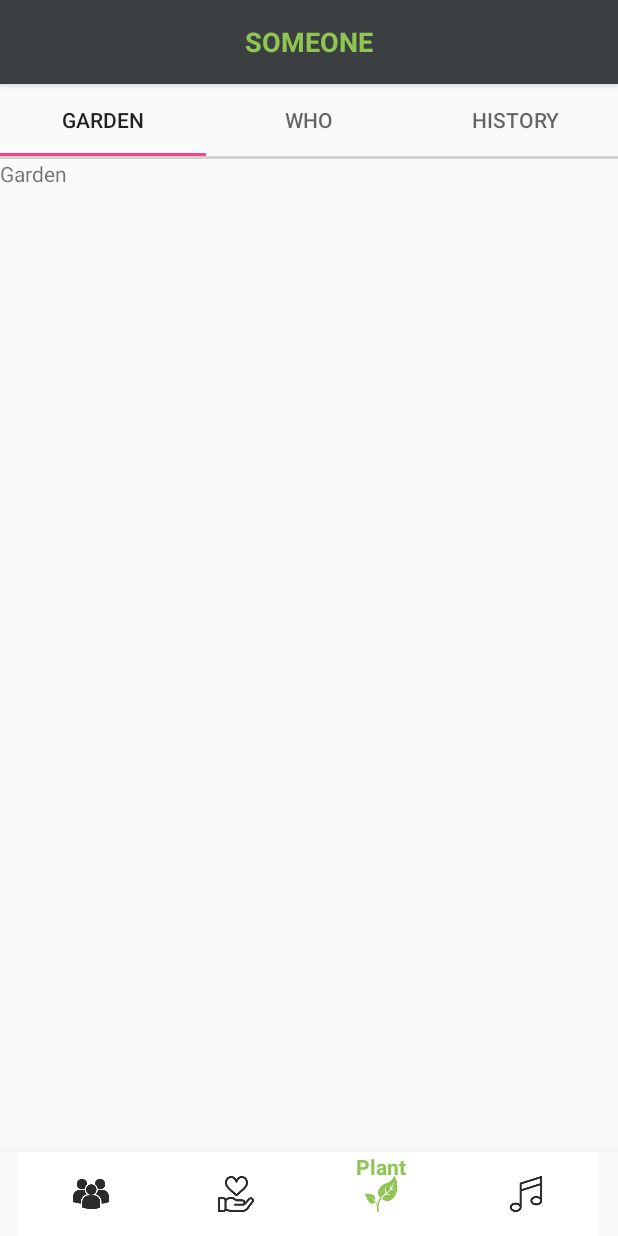
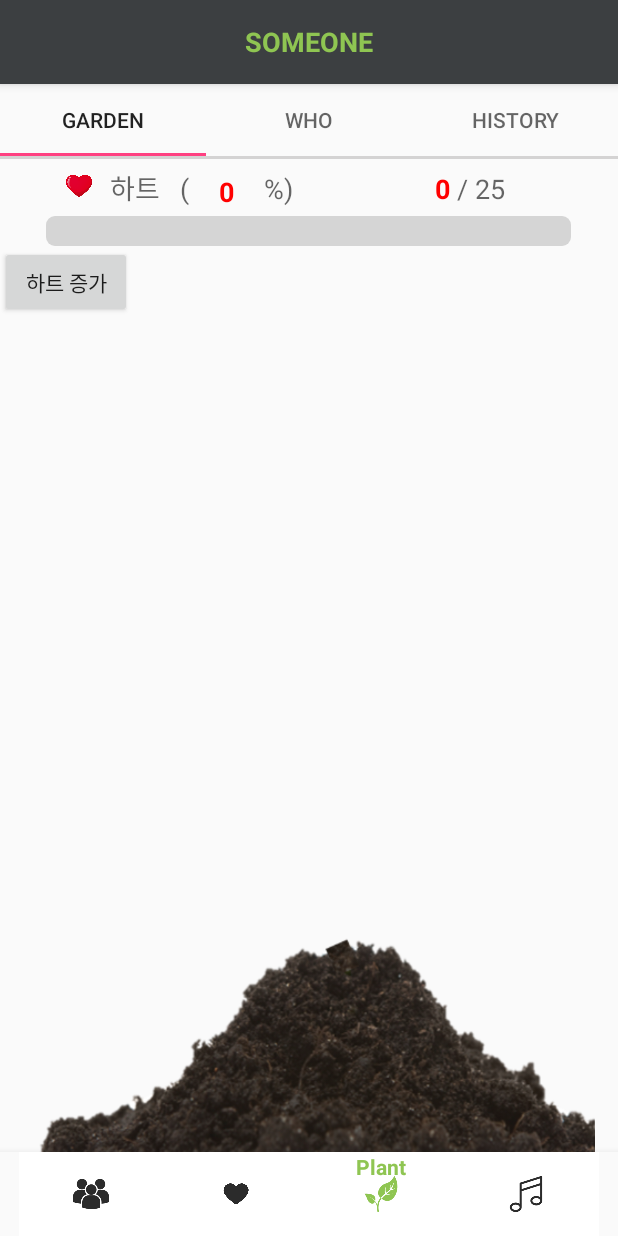
Before and after one commit to Jihyeon-Yoon/SomeoneLovesYou, an Android app: the MainActivity screen opened directly, with no data from a screen before it, item 3 of the bottom bar chosen, on a phone screen of 412 x 824 dp. Run offline under Robolectric (Android 15) with nearby library versions, the light colour scheme and no system bars; 2 statements that could not run were skipped.

Commit message:
plant_garden
plant_garden

```diff
--- a/app/src/main/java/com/ssy/graduationwork/someonelovesyou/PlantGarden.java
+++ b/app/src/main/java/com/ssy/graduationwork/someonelovesyou/PlantGarden.java
@@ -6,6 +6,10 @@ import android.support.v4.app.Fragment;
 import android.view.LayoutInflater;
 import android.view.View;
 import android.view.ViewGroup;
+import android.widget.Button;
+import android.widget.ImageView;
+import android.widget.ProgressBar;
+import android.widget.TextView;
 
 
 /**
@@ -13,9 +17,16 @@ import android.view.ViewGroup;
  */
 public class PlantGarden extends Fragment {
 
+    int heart_num=0;
+    ImageView imageView;
+    Button heartBtn;
+    TextView heartNumView, heartPercentView;
+    ProgressBar heart_progressbar;
+
 
     public PlantGarden() {
         // Required empty public constructor
+
     }
 
 
@@ -25,7 +36,50 @@ public class PlantGarden extends Fragment {
         // Inflate the layout for this fragment
         View rootView =  inflater.inflate(R.layout.fragment_plant_garden, container, false);
 
+        imageView=rootView.findViewById(R.id.imageView);
+        heartBtn=rootView.findViewById(R.id.heart_btn);
+        imageView.setImageResource(R.drawable.plant1);
+        heart_progressbar=rootView.findViewById(R.id.heartBar);
+        heartNumView=rootView.findViewById(R.id.textView_volunNumProgress);
+        heartPercentView=rootView.findViewById(R.id.textView_volunNumPercent);
+
+        heartBtn.setOnClickListener(new View.OnClickListener() {
+            @Override
+            public void onClick(View v) {
+                heart_num++;
+                if((0<=heart_num)&&(heart_num<=5)){
+                    imageView.setImageResource(R.drawable.plant1);
+                    showData();
+                }else if((6<=heart_num)&&(heart_num<=10)){
+                    imageView.setImageResource(R.drawable.plant2);
+                    showData();
+                }else if((11<=heart_num)&&(heart_num<=15)){
+                    imageView.setImageResource(R.drawable.plant3);
+                    showData();
+                }else if((16<=heart_num)&&(heart_num<=20)){
+                    imageView.setImageResource(R.drawable.plant4);
+                    showData();
+                }else if((21<=heart_num)&&(heart_num<=25)){
+                    imageView.setImageResource(R.drawable.plant5_2);
+                    showData();
+                }
+            }
+        });
+
+
+
+
+
         return rootView;
     }
+    public void showData() {
+        String temp;
+        temp=String.format("%d", heart_num*4);
+        heartPercentView.setText(temp);
+        temp=String.format("%d",heart_num);
+        heartNumView.setText(temp);
+        heart_progressbar.setProgress(heart_num);
+    }
+
 
 }
--- /dev/null
+++ b/app/src/main/res/drawable/custom_progressbar.xml
@@ -0,0 +1,31 @@
+<?xml version="1.0" encoding="utf-8"?>
+<layer-list xmlns:android="http://schemas.android.com/apk/res/android">
+
+    <!-- Define the background properties like color etc -->
+    <item android:id="@android:id/background">
+        <shape>
+            <corners android:radius="6dp" />
+            <solid android:color="#D5D5D5" />
+        </shape>
+    </item>
+
+    <!-- Define the progress properties like start color, end color etc -->
+    <item android:id="@android:id/secondaryProgress">
+        <clip>
+            <shape>
+                <corners android:radius="6dp" />
+                <solid android:color="#8fc552" />
+            </shape>
+        </clip>
+    </item>
+
+    <item android:id="@android:id/progress">
+        <clip>
+            <shape>
+                <corners android:radius="6dp" />
+                <solid android:color="#8fc552" />
+            </shape>
+        </clip>
+    </item>
+
+</layer-list>
--- a/app/src/main/res/layout/fragment_plant_garden.xml
+++ b/app/src/main/res/layout/fragment_plant_garden.xml
@@ -1,14 +1,104 @@
 <?xml version="1.0" encoding="utf-8"?>
-<FrameLayout xmlns:android="http://schemas.android.com/apk/res/android"
+<LinearLayout xmlns:android="http://schemas.android.com/apk/res/android"
+
     xmlns:tools="http://schemas.android.com/tools"
     android:layout_width="match_parent"
     android:layout_height="match_parent"
+    android:orientation="vertical"
     tools:context=".PlantGarden">
 
     <!-- TODO: Update blank fragment layout -->
-    <TextView
+
+    <LinearLayout
         android:layout_width="match_parent"
-        android:layout_height="match_parent"
-        android:text="Garden" />
+        android:layout_height="wrap_content"
+        android:orientation="horizontal">
 
-</FrameLayout>
+        <ImageView
+            android:layout_marginTop="5dp"
+            android:layout_marginLeft="40dp"
+            android:layout_width="25dp"
+            android:layout_height="25dp"
+            android:src="@drawable/heart"/>
+        <TextView
+            android:layout_marginTop="5dp"
+            android:layout_width="50dp"
+            android:layout_height="wrap_content"
+            android:gravity="center"
+            android:text="하트"
+            android:textAppearance="@style/Base.TextAppearance.AppCompat.Medium"/>
+        <TextView
+            android:layout_marginTop="5dp"
+            android:layout_width="wrap_content"
+            android:layout_height="wrap_content"
+            android:text=" ("
+            android:textAppearance="@style/Base.TextAppearance.AppCompat.Medium"/>
+        <TextView
+            android:layout_marginTop="5dp"
+            android:id="@+id/textView_volunNumPercent"
+            android:gravity="center"
+            android:layout_gravity="center"
+            android:layout_width="50dp"
+            android:layout_height="wrap_content"
+            android:text="0"
+            android:textColor="#ff0000"
+            android:textStyle="bold"
+            android:textAppearance="@style/Base.TextAppearance.AppCompat.Medium"/>
+        <TextView
+            android:layout_marginTop="5dp"
+            android:layout_width="wrap_content"
+            android:layout_height="wrap_content"
+            android:text="%) "
+            android:textAppearance="@style/Base.TextAppearance.AppCompat.Medium"/>
+        <TextView
+            android:layout_marginLeft="60dp"
+            android:gravity="right"
+            android:layout_marginTop="5dp"
+            android:id="@+id/textView_volunNumProgress"
+            android:layout_width="40dp"
+            android:layout_height="wrap_content"
+            android:text="0"
+            android:textColor="#ff0000"
+            android:textStyle="bold"
+            android:textAppearance="@style/Base.TextAppearance.AppCompat.Medium"/>
+        <TextView
+            android:layout_marginTop="5dp"
+            android:layout_width="wrap_content"
+            android:layout_height="wrap_content"
+            android:text=" / 25"
+            android:textAppearance="@style/Base.TextAppearance.AppCompat.Medium"/>
+    </LinearLayout>
+
+
+    <ProgressBar
+        android:id="@+id/heartBar"
+        style="?android:attr/progressBarStyleHorizontal"
+        android:layout_width="350dp"
+        android:layout_height="wrap_content"
+        android:layout_gravity="center"
+        android:layout_marginTop="5dp"
+        android:indeterminateOnly="false"
+        android:max="25"
+        android:maxHeight="20dp"
+        android:minHeight="20dp"
+        android:progress="0"
+        android:progressDrawable="@drawable/custom_progressbar"
+        android:progressTint="#8fc552" />
+
+    <Button
+        android:id="@+id/heart_btn"
+        android:layout_width="wrap_content"
+        android:layout_height="wrap_content"
+        android:text="하트 증가"/>
+
+
+
+    <ImageView
+        android:id="@+id/imageView"
+        android:layout_width="match_parent"
+        android:layout_height="match_parent" />
+
+
+
+
+</LinearLayout>
```
Also changed, not shown: app/src/main/res/drawable/countdown.png (added), app/src/main/res/drawable/heart.png, app/src/main/res/drawable/plant1.png (added), app/src/main/res/drawable/plant2.png (added), app/src/main/res/drawable/plant3.png (added), app/src/main/res/drawable/plant4.png (added), app/src/main/res/drawable/plant5_1.png (added), app/src/main/res/drawable/plant5_2.png (added), app/src/main/res/drawable/plant5_3.png (added), app/src/main/res/drawable/plant5_4.png (added), app/src/main/res/drawable/plant5_5.png (added).
